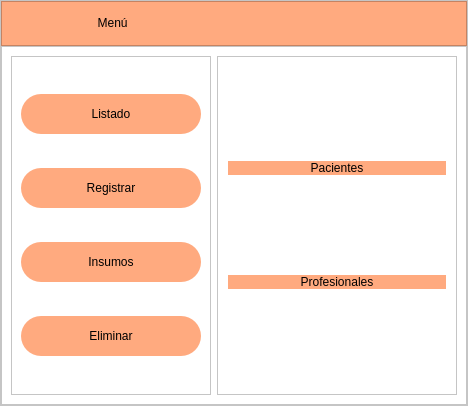
ayenaccarato/Marcanac, file gui/main.ui: the form before one commit.
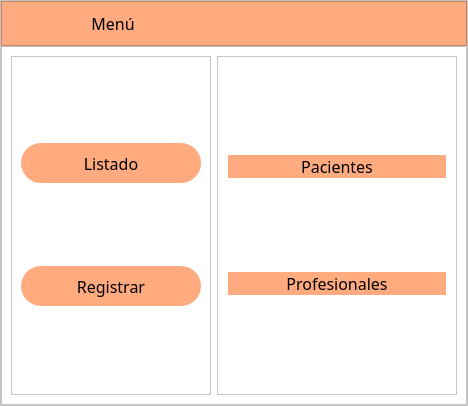
The form after the commit. The open tabs and pages were chosen to show the change. Icons and pictures are not drawn.

```diff
--- a/gui/main.ui
+++ b/gui/main.ui
@@ -96,6 +96,15 @@
               <height>0</height>
              </size>
             </property>
+            <property name="font">
+             <font>
+              <family>Segoe UI black</family>
+              <pointsize>12</pointsize>
+              <weight>10</weight>
+              <italic>false</italic>
+              <bold>false</bold>
+             </font>
+            </property>
             <property name="styleSheet">
              <string notr="true">QPushButton {
 	background-color: rgb(255, 170, 127);
@@ -269,9 +278,31 @@
                  <height>40</height>
                 </size>
                </property>
+               <property name="font">
+                <font>
+                 <family>Segoe UI black</family>
+                 <pointsize>12</pointsize>
+                 <weight>9</weight>
+                 <italic>false</italic>
+                 <bold>false</bold>
+                </font>
+               </property>
+               <property name="cursor">
+                <cursorShape>PointingHandCursor</cursorShape>
+               </property>
                <property name="text">
                 <string>Listado</string>
                </property>
+               <property name="icon">
+                <iconset>
+                 <normaloff>imagenes/lista.png</normaloff>imagenes/lista.png</iconset>
+               </property>
+               <property name="iconSize">
+                <size>
+                 <width>30</width>
+                 <height>30</height>
+                </size>
+               </property>
               </widget>
              </item>
              <item>
@@ -282,35 +313,31 @@
                  <height>40</height>
                 </size>
                </property>
+               <property name="font">
+                <font>
+                 <family>Segoe UI black</family>
+                 <pointsize>12</pointsize>
+                 <weight>9</weight>
+                 <italic>false</italic>
+                 <bold>false</bold>
+                </font>
+               </property>
+               <property name="cursor">
+                <cursorShape>PointingHandCursor</cursorShape>
+               </property>
                <property name="text">
                 <string>Registrar</string>
                </property>
-              </widget>
-             </item>
-             <item>
-              <widget class="QPushButton" name="btnInsumos">
-               <property name="minimumSize">
-                <size>
-                 <width>0</width>
-                 <height>40</height>
-                </size>
+               <property name="icon">
+                <iconset>
+                 <normaloff>imagenes/registro.png</normaloff>imagenes/registro.png</iconset>
                </property>
-               <property name="text">
-                <string>Insumos</string>
-               </property>
-              </widget>
-             </item>
-             <item>
-              <widget class="QPushButton" name="pushButton_4">
-               <property name="minimumSize">
+               <property name="iconSize">
                 <size>
-                 <width>0</width>
-                 <height>40</height>
+                 <width>30</width>
+                 <height>30</height>
                 </size>
                </property>
-               <property name="text">
-                <string>Eliminar</string>
-               </property>
               </widget>
              </item>
             </layout>
@@ -323,26 +350,12 @@
     background-color: rgb(255, 255, 255);
 }
 
-QLabel {
-	font: 87 12pt &quot;Aria Black&quot;;
-	background-color: #000000ff;
-	color: rgb(0, 0, 0);
-	border: 0px solid #14C8DC
-}
-
-QLineEdit {
-	border:0px;
-	color: rgb(255, 255, 255);
-	border-bottom: 2px solid rgb(61, 61, 61);
-	font: 77 10pt &quot;Arial Black&quot;;
-}
-
-
 QPushButton {
-    background-color:#ffaa7f;
+	background-color: rgb(255, 170, 127);
     border-radius: 20px;
+	border-bottom-left-radius:20px;
 	color:rgb(0, 0, 0);
-	font: 77 10pt &quot;Arial Black&quot;;
+	font: 77 12pt &quot;Segoe UI black&quot;;
 }
 
 QPushButton:hover {
@@ -352,24 +365,7 @@
 	font: 77 10pt &quot;Arial Black&quot;;
 }
 
-QTableWidget {
-	background-color: #ffaa7;
-	color: rgb(0, 0, 0);
-	gridline-color: rgb(0, 206, 151);
-	font-size: 12pt;
-	color: #000000;
-}
-
-QHeaderView::section {
-	background-color:#ffaa7;
-	border: 1px solid rgb(0, 0, 0);
-	font-size: 12pt; 
-}
-
-QTableWidget QTableCornerButton::section {
-	background-color:rgb(0, 0, 0);
-	border: 1px solid #ffaa7;
-}</string>
+</string>
             </property>
             <property name="frameShape">
              <enum>QFrame::StyledPanel</enum>
@@ -402,23 +398,20 @@
                 <layout class="QVBoxLayout" name="verticalLayout_5">
                  <item>
                   <widget class="QPushButton" name="listPacientes">
+                   <property name="font">
+                    <font>
+                     <family>Segoe UI black</family>
+                     <pointsize>12</pointsize>
+                     <weight>9</weight>
+                     <italic>false</italic>
+                     <bold>false</bold>
+                    </font>
+                   </property>
+                   <property name="cursor">
+                    <cursorShape>PointingHandCursor</cursorShape>
+                   </property>
                    <property name="styleSheet">
-                    <string notr="true">QPushButton {
-    background-color:#ffaa7f;
-    border-radius: 20px;
-	border-bottom-left-radius:20px;
-	color:rgb(0, 0, 0);
-	font: 77 10pt &quot;Arial Black&quot;;
-}
-
-QPushButton:hover {
-    background-color: #ffffff;
-	color: rgb(255, 170, 127);
-    border-top-left-radius: 20px;
-	border-bottom-left-radius:20px;
-	color:rgb(0, 0, 0);
-	font: 77 10pt &quot;Arial Black&quot;;
-}</string>
+                    <string notr="true"/>
                    </property>
                    <property name="text">
                     <string>Pacientes</string>
@@ -427,6 +420,18 @@
                  </item>
                  <item>
                   <widget class="QPushButton" name="listProfesionales">
+                   <property name="font">
+                    <font>
+                     <family>Segoe UI black</family>
+                     <pointsize>12</pointsize>
+                     <weight>9</weight>
+                     <italic>false</italic>
+                     <bold>false</bold>
+                    </font>
+                   </property>
+                   <property name="cursor">
+                    <cursorShape>PointingHandCursor</cursorShape>
+                   </property>
                    <property name="text">
                     <string>Profesionales</string>
                    </property>
```
Left out of the diff: 46 changed lines with no effect on the pictures.
